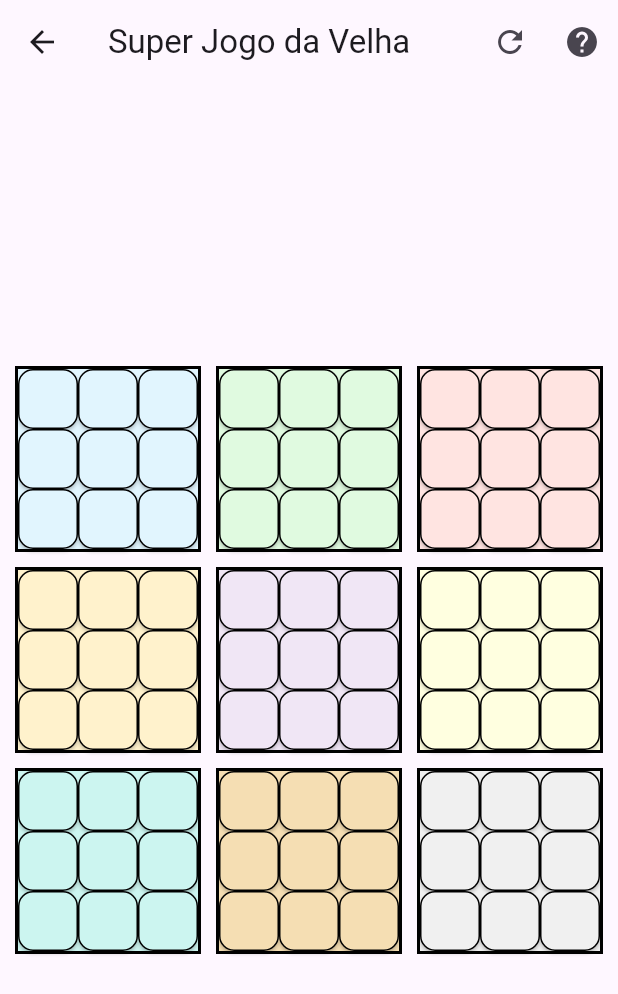
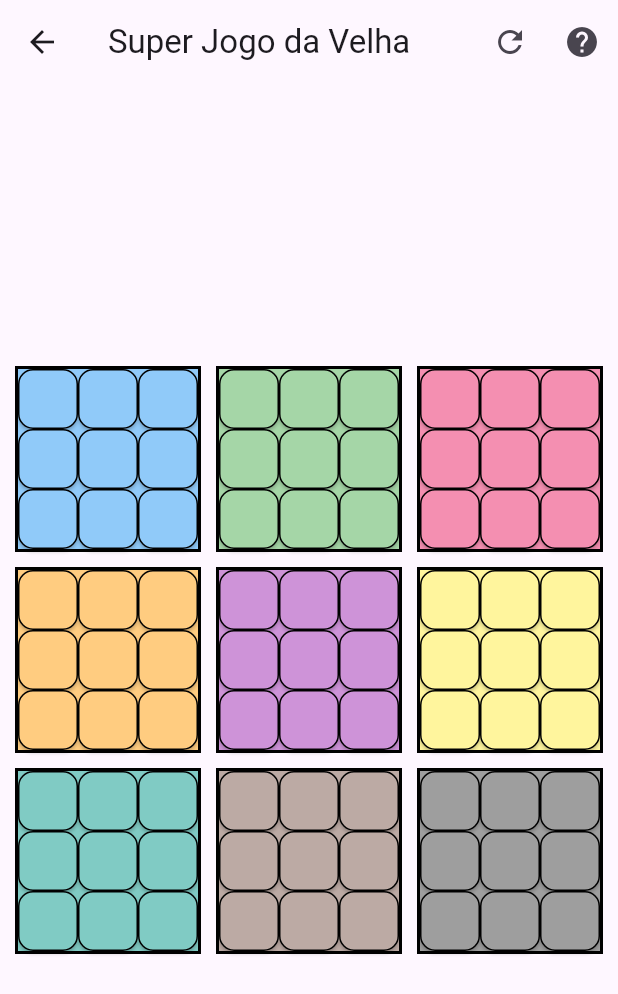
Before and after one commit to ethyios/superjogodavelha, a Flutter app: the SuperJogoDaVelhaPage screen opened directly, on a phone screen of 412 x 824 dp. Shown: the top 994 px of the screen. Run offline on Flutter 3.47's test engine with Material 3 defaults, Android fonts, the light colour scheme and no system bars; drawn by our look-alikes of dynamic_color.

Commit message:
atualização nas cores do tabuleiro para mais legíveis

```diff
--- a/lib/jogo.dart
+++ b/lib/jogo.dart
@@ -290,7 +290,7 @@ Widget buildBotaoInstrucoes() {
     return Container(
       decoration: BoxDecoration(
         border: Border.all(color: Colors.black, width: 2),
-        color: tabuleiroPermitido ? getCorCelula(linha, coluna) : Colors.grey[200],
+        color: tabuleiroPermitido ? getCorCelula(linha, coluna, context) : Colors.grey[200],
       ),
       child: GridView.count(
         crossAxisCount: 3,
@@ -303,7 +303,7 @@ Widget buildBotaoInstrucoes() {
 
           return ElevatedButton(
             style: ElevatedButton.styleFrom(
-              backgroundColor: getCorCelula(linha, coluna),
+              backgroundColor: getCorCelula(linha, coluna, context),
               shape: RoundedRectangleBorder(
                 borderRadius: BorderRadius.circular(10),
                 side: const BorderSide(color: Colors.black, width: 1),
@@ -329,23 +329,24 @@ Widget buildBotaoInstrucoes() {
     );
   }
 
-  Color getCorCelula(int linha, int coluna) {
+    Color getCorCelula(int linha, int coluna, BuildContext context) { // Adicionamos o BuildContext
     if (vencedoresMiniTabuleiros[linha][coluna] != '') {
-      return Colors.grey[300]!; // Cor mais escura para tabuleiro vencido/empatado
+      return Theme.of(context).disabledColor; // Cor de desabilitação do tema atual
     } else {
-      // Cores pastel mais claras (aproximadamente 30% mais claras)
+      // Paleta de cores com bom contraste em modos claro e escuro
       List<Color> cores = [
-        const Color.fromRGBO(225, 245, 254, 1), // Azul claro
-        const Color.fromRGBO(224, 250, 224, 1), // Verde claro
-        const Color.fromRGBO(255, 228, 225, 1), // Rosa claro
-        const Color.fromRGBO(255, 242, 204, 1), // Laranja claro
-        const Color.fromRGBO(240, 230, 245, 1), // Roxo claro
-        const Color.fromRGBO(255, 255, 224, 1), // Amarelo claro
-        const Color.fromRGBO(204, 245, 240, 1), // Teal claro
-        const Color.fromRGBO(245, 222, 179, 1), // Marrom claro
-        const Color.fromRGBO(240, 240, 240, 1), // Cinza claro
+        Colors.blue[200]!,  // Azul claro
+        Colors.green[200]!, // Verde claro
+        Colors.pink[200]!,  // Rosa claro
+        Colors.orange[200]!, // Laranja claro
+        Colors.purple[200]!, // Roxo claro
+        Colors.yellow[200]!, // Amarelo claro
+        Colors.teal[200]!,  // Teal claro
+        Colors.brown[200]!, // Marrom claro
+        Colors.grey[500]!,  // Cinza claro
       ];
-      return cores[linha * 3 + coluna]; // Retorna a cor correta para tabuleiro em andamento
+
+      return cores[linha * 3 + coluna];
     }
   }
 }
```
